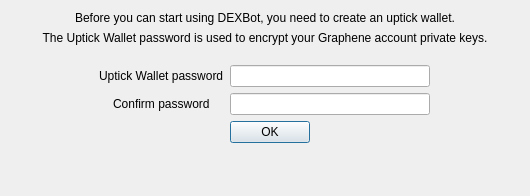
Before: the Qt Designer form dexbot/views/ui/create_wallet_window.ui in peerplays-network/DEXBot, drawn with Qt 5.
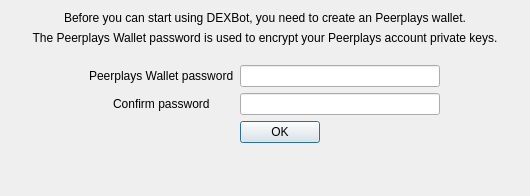
After: the same form once the commit is applied.

Commit message: Peerplays adpated

Diff of the .ui file:
```diff
--- a/dexbot/views/ui/create_wallet_window.ui
+++ b/dexbot/views/ui/create_wallet_window.ui
@@ -32,7 +32,7 @@
       </sizepolicy>
      </property>
      <property name="text">
-      <string>Before you can start using DEXBot, you need to create an uptick wallet.</string>
+      <string>Before you can start using DEXBot, you need to create an Peerplays wallet.</string>
      </property>
      <property name="alignment">
       <set>Qt::AlignCenter</set>
@@ -42,7 +42,7 @@
    <item>
     <widget class="QLabel" name="label">
      <property name="text">
-      <string>The Uptick Wallet password is used to encrypt your Graphene account private keys.</string>
+      <string>The Peerplays Wallet password is used to encrypt your Peerplays account private keys.</string>
      </property>
      <property name="alignment">
       <set>Qt::AlignCenter</set>
@@ -88,7 +88,7 @@
          <item row="0" column="0">
           <widget class="QLabel" name="password_label">
            <property name="text">
-            <string>Uptick Wallet password</string>
+            <string>Peerplays Wallet password</string>
            </property>
            <property name="buddy">
             <cstring>password_input</cstring>
```
The commit also changes 13 other files.
